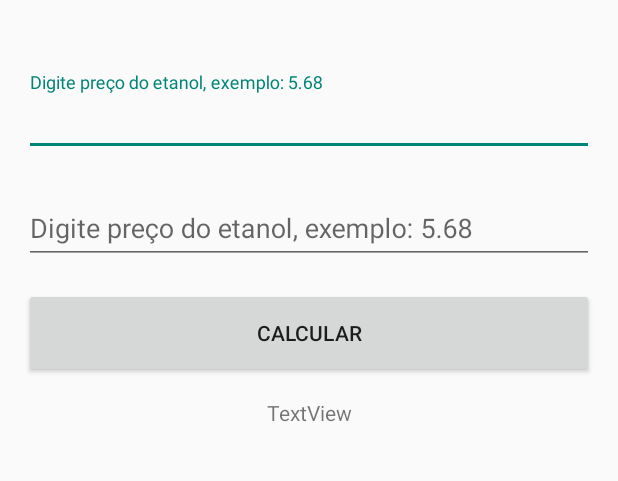
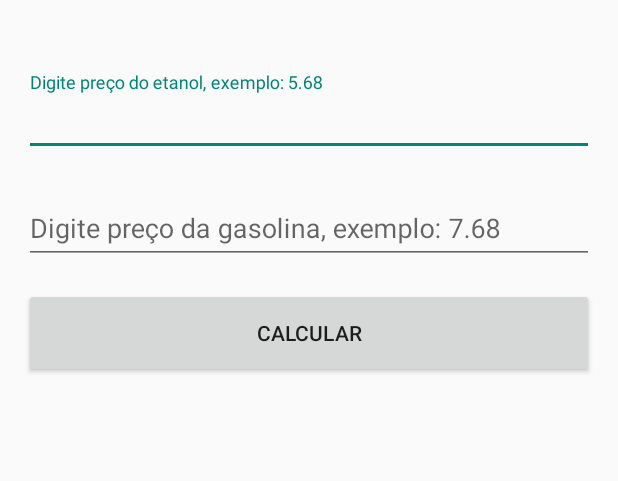
Before and after one commit to LuizFelipeGatto/Aplicativo-Etanol-ou-Gasolina, an Android app: the screen it shows after launch (MainActivity), on a phone screen of 412 x 824 dp, the part 463-944 px from its top. Run offline under Robolectric (Android 15) with nearby library versions, the phone set to English and light mode, and no system bars.

Commit message:
cálculo e verificações

```diff
--- a/app/build.gradle
+++ b/app/build.gradle
@@ -4,7 +4,7 @@ plugins {
 
 android {
     compileSdkVersion 32
-    buildToolsVersion "32.0.0"
+    buildToolsVersion "30.0.3"
 
     defaultConfig {
         applicationId "br.edu.ifsuldeminas.combustivel"
--- a/app/src/main/AndroidManifest.xml
+++ b/app/src/main/AndroidManifest.xml
@@ -9,7 +9,8 @@
         android:roundIcon="@mipmap/ic_launcher_round"
         android:supportsRtl="true"
         android:theme="@style/Theme.Combustivel">
-        <activity android:name=".MainActivity">
+        <activity android:name=".MainActivity"
+            android:exported="true">
             <intent-filter>
                 <action android:name="android.intent.action.MAIN" />
 
--- a/app/src/main/java/br/edu/ifsuldeminas/combustivel/MainActivity.java
+++ b/app/src/main/java/br/edu/ifsuldeminas/combustivel/MainActivity.java
@@ -3,12 +3,74 @@ package br.edu.ifsuldeminas.combustivel;
 import androidx.appcompat.app.AppCompatActivity;
 
 import android.os.Bundle;
+import android.view.View;
+import android.widget.Button;
+import android.widget.ImageView;
+import android.widget.TextView;
+import android.widget.Toast;
+
+import com.google.android.material.textfield.TextInputEditText;
 
 public class MainActivity extends AppCompatActivity {
+
+    private TextInputEditText textInputEditTextEthanol;
+    private TextInputEditText textInputEditTextGas;
+    private Button buttonCalculate;
+    private ImageView imageViewResult;
+    private ImageView imageViewShare;
+    private TextView textViewTip;
+    private Double ethanolValue, gasValue;
+    private String betterOption;
 
     @Override
     protected void onCreate(Bundle savedInstanceState) {
         super.onCreate(savedInstanceState);
         setContentView(R.layout.activity_main);
+        textInputEditTextEthanol = findViewById(R.id.imputEditTextEthanolValueId);
+        textInputEditTextGas = findViewById(R.id.imputEditTextGasValueId);
+        buttonCalculate = findViewById(R.id.buttonCalculateId);
+        imageViewResult = findViewById(R.id.imageView2);
+        imageViewShare = findViewById(R.id.imageView3);
+        textViewTip = findViewById(R.id.textView3);
+    }
+
+    @Override
+    protected void onStart() {
+        super.onStart();
+        imageViewResult.setVisibility(ImageView.INVISIBLE);
+        imageViewShare.setVisibility(ImageView.INVISIBLE);
+        textViewTip.setVisibility(TextView.INVISIBLE);
+    }
+
+    public void buttonCalculateClick(View view){
+        String ethanolStringValue = textInputEditTextEthanol.getText().toString();
+        String gasStringValue = textInputEditTextGas.getText().toString();
+
+        if(ethanolStringValue.equals("")){
+            Toast t = Toast.makeText(getApplicationContext(), getString(R.string.input_edit_text_ethanol_hint), Toast.LENGTH_SHORT);
+            t.show();
+            return;
+        }
+
+        if(gasStringValue.equals("")){
+            Toast.makeText(getApplicationContext(), getString(R.string.input_edit_text_gas_hint), Toast.LENGTH_SHORT).show();
+            return;
+        }
+
+        ethanolValue = Double.parseDouble(ethanolStringValue);
+        gasValue = Double.parseDouble(gasStringValue);
+
+        if((ethanolValue / gasValue) < 0.7){
+            imageViewResult.setImageResource(R.drawable.ethanol);
+            betterOption = getString(R.string.better_option_ethanol);
+        }else{
+            imageViewResult.setImageResource(R.drawable.gas);
+            betterOption = getString(R.string.better_option_gas);
+        }
+
+        imageViewResult.setVisibility(View.VISIBLE);
+        imageViewShare.setVisibility(View.VISIBLE);
+        textViewTip.setText(betterOption);
+        textViewTip.setVisibility(View.VISIBLE);
     }
 }
--- a/app/src/main/res/layout/activity_main.xml
+++ b/app/src/main/res/layout/activity_main.xml
@@ -72,7 +72,7 @@
             android:id="@+id/imputEditTextGasValueId"
             android:layout_width="match_parent"
             android:layout_height="wrap_content"
-            android:hint="@string/etanol_value_hint" />
+            android:hint="@string/gas_value_hint" />
     </com.google.android.material.textfield.TextInputLayout>
 
     <Button
@@ -82,6 +82,7 @@
         android:layout_marginStart="@dimen/simple_margin"
         android:layout_marginTop="@dimen/simple_margin"
         android:layout_marginEnd="@dimen/simple_margin"
+        android:onClick="buttonCalculateClick"
         android:text="@string/button_calculate_text"
         app:layout_constraintEnd_toEndOf="parent"
         app:layout_constraintStart_toStartOf="parent"
@@ -113,8 +114,8 @@
 
     <ImageView
         android:id="@+id/imageView2"
-        android:layout_width="wrap_content"
-        android:layout_height="wrap_content"
+        android:layout_width="100dp"
+        android:layout_height="100dp"
         android:layout_marginStart="@dimen/simple_margin"
         android:layout_marginTop="46dp"
         app:layout_constraintEnd_toStartOf="@+id/textView3"
--- a/app/src/main/res/values-night/strings.xml
+++ b/app/src/main/res/values-night/strings.xml
@@ -4,4 +4,11 @@
     <string name="etanol_value_hint">Digite preço do etanol, exemplo: 5.68</string>
     <string name="gas_value_hint">Digite preço da gasolina, exemplo: 7.68</string>
     <string name="button_calculate_text">Calcular</string>
+    <string name="input_edit_text_gas_hint">Informe o valor do Álcool</string>
+    <string name="input_edit_text_ethanol_hint">Informe o valor da Gasolina</string>
+    <string name="better_option_ethanol">Melhor usar Etanol</string>
+    <string name="better_option_gas">Melhor usar Gasolina</string>
+    <string name="alert_title">Preços de qual Posto?</string>
+    <string name="alert_positive_button">Enviar</string>
+    <string name="alert_negative_button">Cancelar</string>
 </resources>
--- a/app/src/main/res/values/strings.xml
+++ b/app/src/main/res/values/strings.xml
@@ -4,4 +4,11 @@
     <string name="etanol_value_hint">Digite preço do etanol, exemplo: 5.68</string>
     <string name="gas_value_hint">Digite preço da gasolina, exemplo: 7.68</string>
     <string name="button_calculate_text">Calcular</string>
+    <string name="input_edit_text_gas_hint">Informe o valor do Álcool</string>
+    <string name="input_edit_text_ethanol_hint">Informe o valor da Gasolina</string>
+    <string name="better_option_ethanol">Melhor usar Etanol</string>
+    <string name="better_option_gas">Melhor usar Gasolina</string>
+    <string name="alert_title">Preços de qual Posto?</string>
+    <string name="alert_positive_button">Enviar</string>
+    <string name="alert_negative_button">Cancelar</string>
 </resources>
```
Also changed, not shown: app/src/main/res/drawable/gas_pump_icon.png (renamed from app/src/main/res/drawable/gas-pump-icon.png), app/src/main/res/drawable/gas_station_2.jpg (renamed from app/src/main/res/drawable/gas-station-2.jpg).
